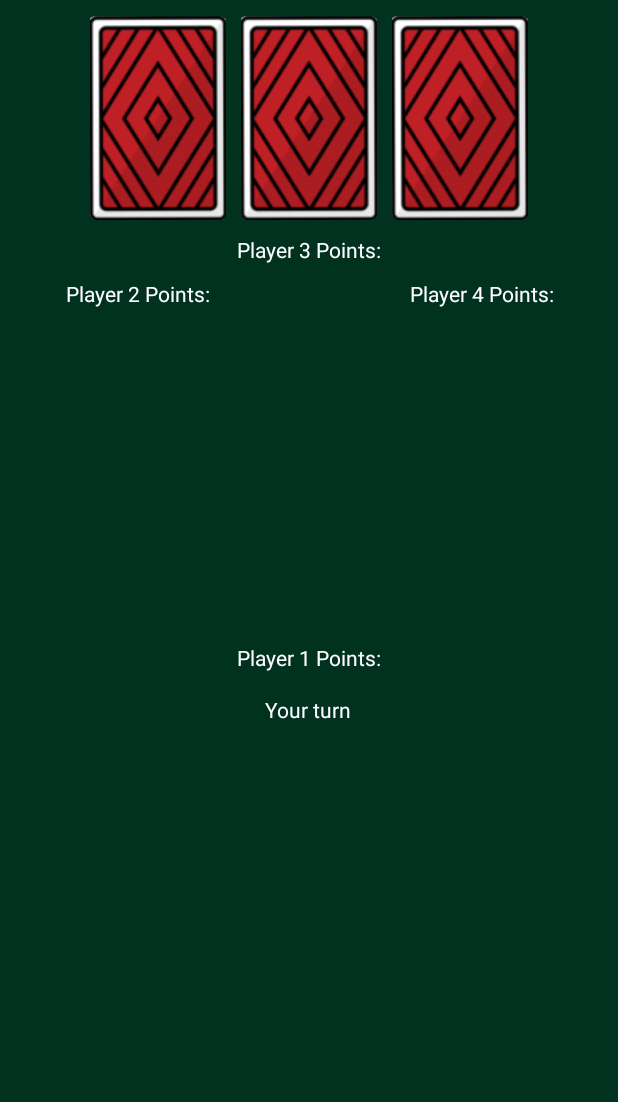
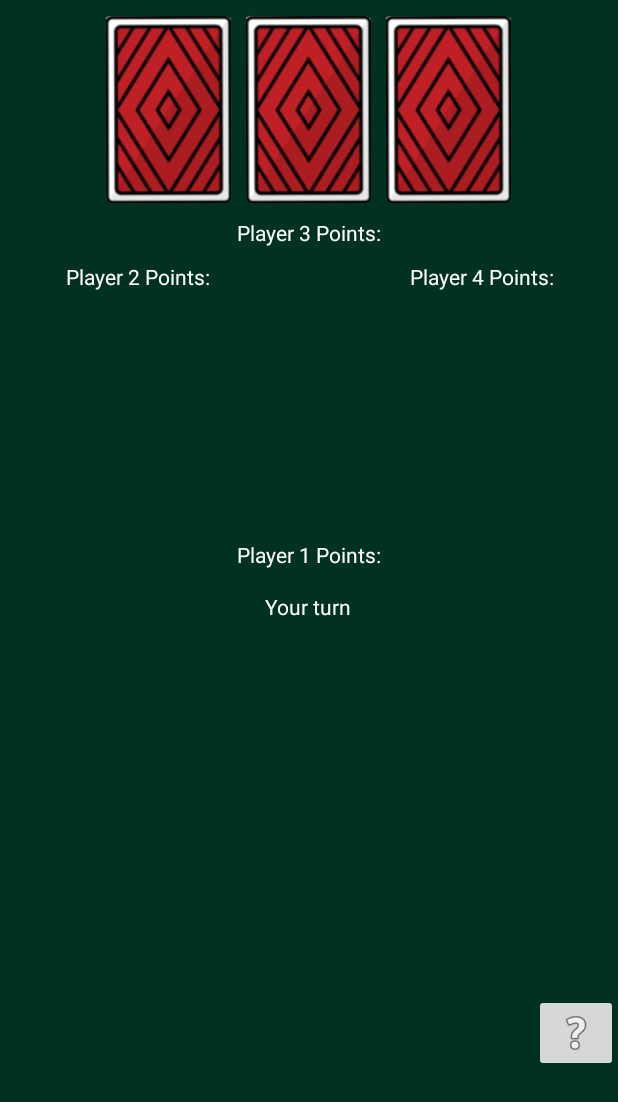
Before and after one commit to porterc24/AssholePreisident, an Android app: the layout president_asshole.xml on its own in the app's theme, with its tools: preview values and no code run, on a phone screen of 412 x 824 dp. Shown: the top 1102 px of the screen. Run offline under Robolectric (Android 15) with nearby library versions, the phone set to English and light mode, and no system bars.

Commit message:
Added help button with simple tutorial

```diff
--- a/app/src/main/java/com/example/presidentasshole/players/PresidentSmartComputerPlayer.java
+++ b/app/src/main/java/com/example/presidentasshole/players/PresidentSmartComputerPlayer.java
@@ -44,7 +44,6 @@ public class PresidentSmartComputerPlayer extends GameComputerPlayer {
 
             Random rand = new Random();
             long time = 500 + rand.nextInt(500);
-            time = 1; // TODO change this
 
             /**
              * External Citation
--- a/app/src/main/res/layout/president_asshole.xml
+++ b/app/src/main/res/layout/president_asshole.xml
@@ -280,6 +280,20 @@
 
         </LinearLayout>
 
+        <LinearLayout
+            android:layout_width="match_parent"
+            android:layout_height="wrap_content"
+            android:layout_weight="30"
+            android:orientation="vertical">
+
+            <ImageButton
+                android:id="@+id/help_button"
+                android:layout_width="wrap_content"
+                android:layout_height="wrap_content"
+                android:layout_gravity="right"
+                android:src="@android:drawable/ic_menu_help" />
+        </LinearLayout>
+
     </LinearLayout>
 
 </androidx.constraintlayout.widget.ConstraintLayout>
```
Also changed, not shown: app/src/main/java/com/example/presidentasshole/players/PresidentHumanPlayer.java (+40 -8 lines), app/src/main/res/layout/help_popup.xml (added, +8 -0 lines), app/src/main/res/drawable-v24/left_scroll_indicator.png (added), app/src/main/res/drawable-v24/right_scroll_indicator.png (added), app/src/main/res/drawable/tutorial.png (added).
